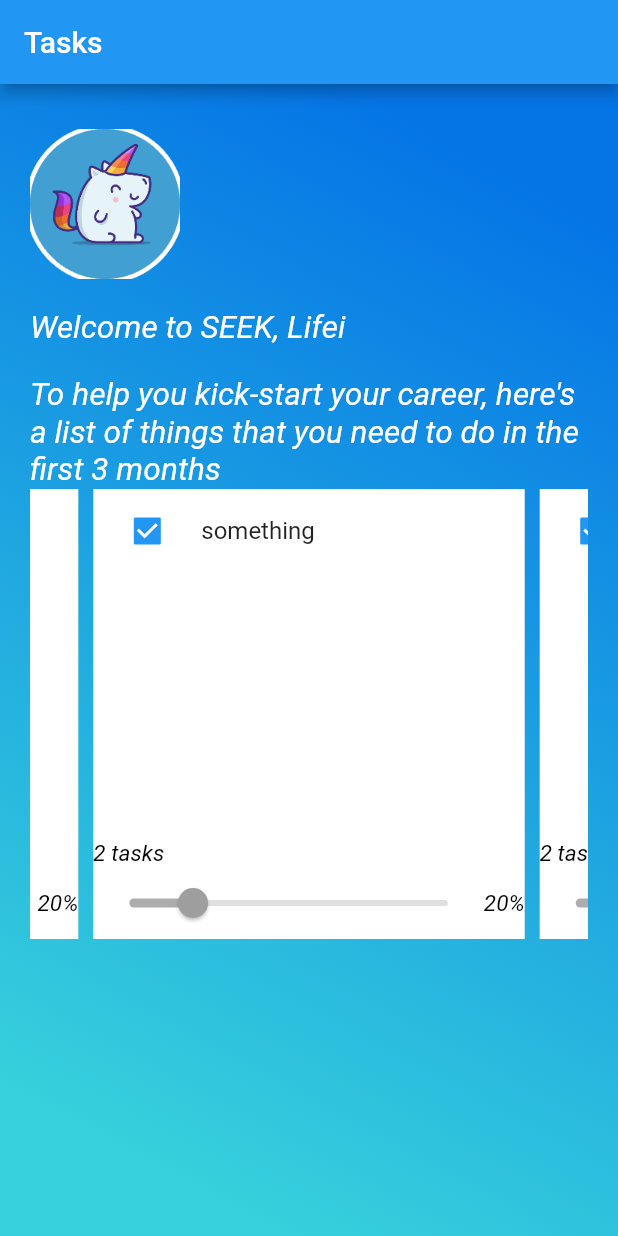
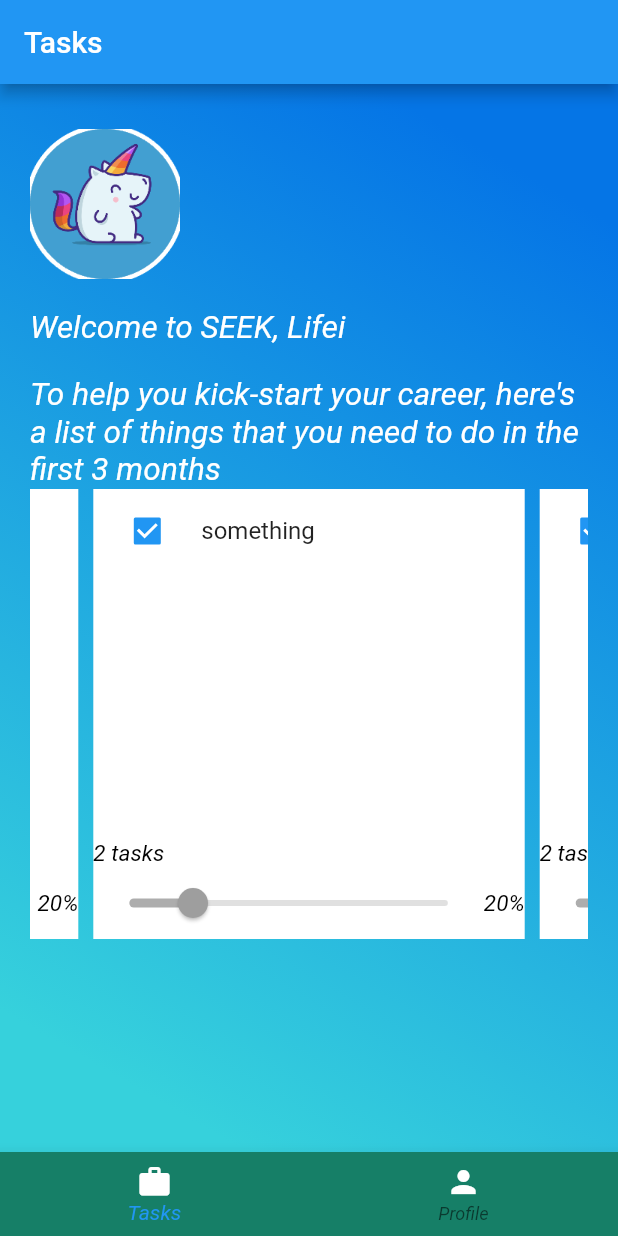
Before and after one commit to lifeifei/onboarding, a Flutter app: the screen it shows after launch, on a phone screen of 412 x 824 dp. Run offline on Flutter 3.47's test engine with Material 2 defaults, Android fonts, the phone set to English and light mode, and no system bars; drawn by our look-alikes of carousel_slider; our stand-ins replace flutter_swiper.

Commit message:
created bottom nav bar

```diff
--- a/lib/main.dart
+++ b/lib/main.dart
@@ -2,6 +2,7 @@ import 'package:flutter/material.dart';
 import 'package:flutter/services.dart';
 import 'package:onboarding/models/task_item.dart';
 import 'package:onboarding/pages/home_page.dart';
+import 'package:onboarding/pages/welcome_page.dart';
 import 'package:onboarding/pages/profile/edit_profile_page.dart';
 import 'package:onboarding/pages/profile/view_profile_page.dart';
 import 'package:onboarding/pages/task/task_list_page.dart';
@@ -29,8 +30,8 @@ class MyApp extends StatelessWidget {
         ),
       ),
 //      home: TaskListPage([Task(description: 'my task')]),
-      home: TaskSchedulePage(),
-//      home: HomePage(),
+//      home: TaskSchedulePage(),
+      home: HomePage(),
       routes: {
         '/editProfile': (BuildContext context) => EditProfilePage(),
         '/viewProfile': (BuildContext context) => ViewProfilePage(),
--- a/lib/pages/home_page.dart
+++ b/lib/pages/home_page.dart
@@ -1,20 +1,74 @@
 import 'package:flutter/material.dart';
-import 'package:onboarding/pages/intro/intro_page.dart';
 import 'package:onboarding/pages/common/page_decoration.dart';
-import 'package:onboarding/pages/profile/edit_profile_page.dart';
 import 'package:onboarding/pages/profile/view_profile_page.dart';
+import 'package:onboarding/pages/task/task_schedule_page.dart';
 
-class HomePage extends StatelessWidget {
+class HomePage extends StatefulWidget {
   @override
-  Widget build(BuildContext context) {
-    return Scaffold(
-      resizeToAvoidBottomPadding: false,
-      body: Container(
-        decoration: PageDecoration.buildBoxDecoration(),
-        child: IntroPage(),
-      ),
-    );
+  State<StatefulWidget> createState() {
+    // TODO: implement createState
+    return HomePageState();
   }
 
 
 }
+
+class HomePageState extends State<HomePage> {
+  int currentPageIndex = 0;
+  var pages = [
+    new TaskSchedulePage(),
+    new ViewProfilePage()
+  ];
+
+  @override
+  Widget build(BuildContext context) {
+
+    return Scaffold(
+      body: pages[currentPageIndex],
+      bottomNavigationBar: _buildNav(context),
+    );
+
+  }
+
+  Widget _buildNav(BuildContext context) {
+    return Theme(
+      data: Theme.of(context).copyWith(
+        // sets the background color of the `BottomNavigationBar`
+        canvasColor: const Color(0xFF167F67),
+      ), // sets the inactive color of the `BottomNavigationBar`
+      child: new BottomNavigationBar(
+        items: [
+          new BottomNavigationBarItem(
+              icon: new Icon(
+                Icons.work,
+                color: const Color(0xFFFFFFFF),
+              ),
+              title: new Text(
+                "Tasks",
+                style: new TextStyle(
+                  color: const Color(0xFFFFFFFF),
+                ),
+              )),
+          new BottomNavigationBarItem(
+              icon: new Icon(
+                Icons.person,
+                color: const Color(0xFFFFFFFF),
+              ),
+              title: new Text(
+                "Profile",
+                style: new TextStyle(
+                  color: const Color(0xFFFFFFFF),
+                ),
+              )),
+        ],
+        onTap: (int index) {setState(() {
+          currentPageIndex = index;
+        });},
+        currentIndex: currentPageIndex,
+      ),
+    );
+
+  }
+
+
+}
--- a/lib/pages/task/task_schedule_page.dart
+++ b/lib/pages/task/task_schedule_page.dart
@@ -28,6 +28,8 @@ class TaskSchedulePage extends StatelessWidget {
                   )
                 ],
               )),
-        ));
+        )
+    );
   }
+
 }
--- /dev/null
+++ b/lib/pages/welcome_page.dart
@@ -0,0 +1,18 @@
+import 'package:flutter/material.dart';
+import 'package:onboarding/pages/intro/intro_page.dart';
+import 'package:onboarding/pages/common/page_decoration.dart';
+
+class WelcomePage extends StatelessWidget {
+  @override
+  Widget build(BuildContext context) {
+    return Scaffold(
+      resizeToAvoidBottomPadding: false,
+      body: Container(
+        decoration: PageDecoration.buildBoxDecoration(),
+        child: IntroPage(),
+      ),
+    );
+  }
+
+
+}
```
